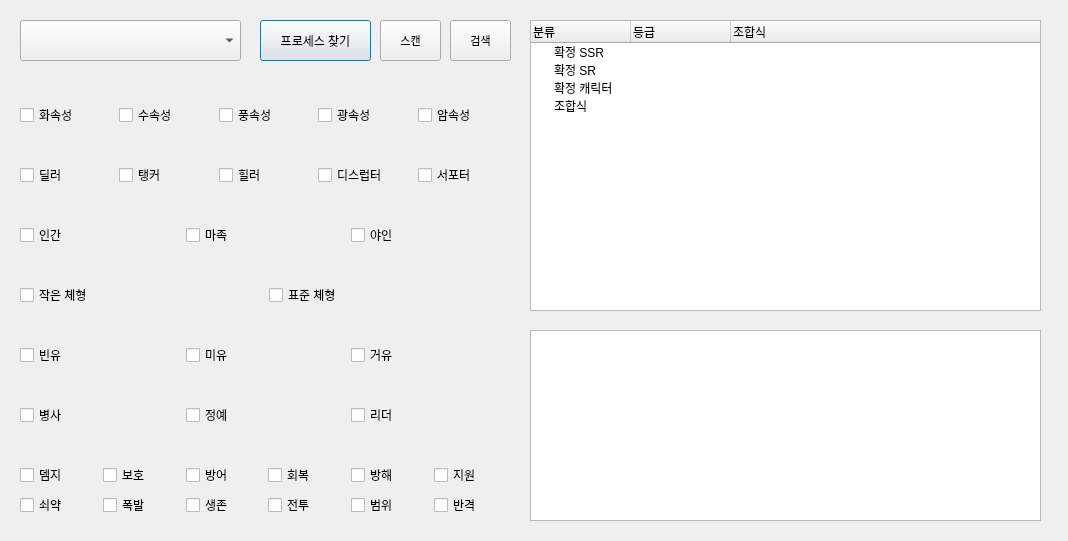
First picture: the form in tkpm_UI.ui, repository linsyay/tkfmAutoRecruitment, before the edit.
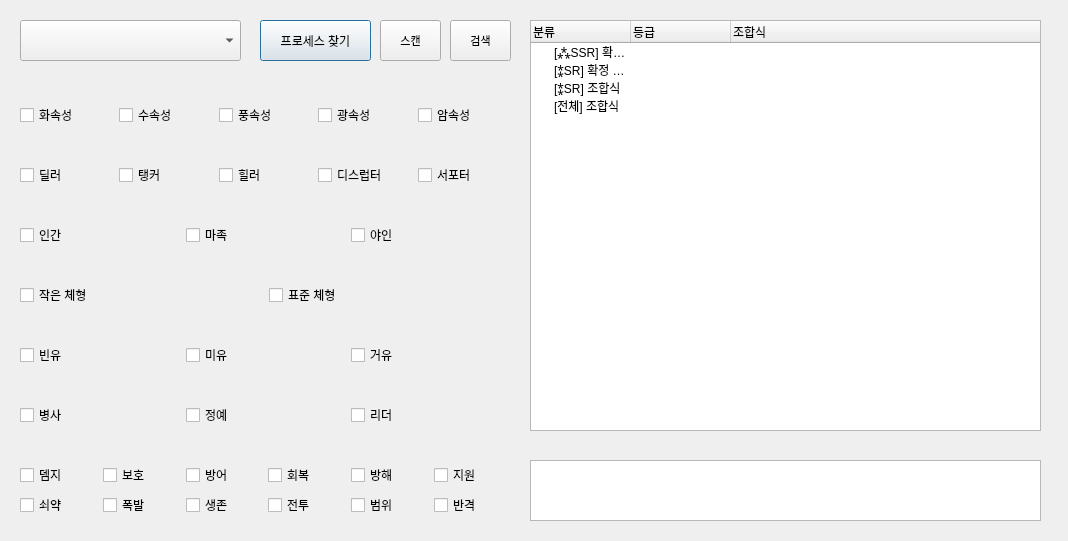
Second picture: the form after the edit.

Commit message: leader tag fix

```diff
--- a/tkpm_UI.ui
+++ b/tkpm_UI.ui
@@ -410,7 +410,7 @@
      <x>530</x>
      <y>20</y>
      <width>511</width>
-     <height>291</height>
+     <height>411</height>
     </rect>
    </property>
    <column>
@@ -430,22 +430,22 @@
    </column>
    <item>
     <property name="text">
-     <string>확정 SSR</string>
+     <string>[⁂SSR] 확정 조합식</string>
     </property>
    </item>
    <item>
     <property name="text">
-     <string>확정 SR</string>
+     <string>[⁑SR] 확정 조합식</string>
     </property>
    </item>
    <item>
     <property name="text">
-     <string>확정 캐릭터</string>
+     <string>[⁑SR] 조합식</string>
     </property>
    </item>
    <item>
     <property name="text">
-     <string>조합식</string>
+     <string>[전체] 조합식</string>
     </property>
    </item>
   </widget>
@@ -453,9 +453,9 @@
    <property name="geometry">
     <rect>
      <x>530</x>
-     <y>330</y>
+     <y>460</y>
      <width>511</width>
-     <height>191</height>
+     <height>61</height>
     </rect>
    </property>
   </widget>
```
The commit also changes 2 other files.
